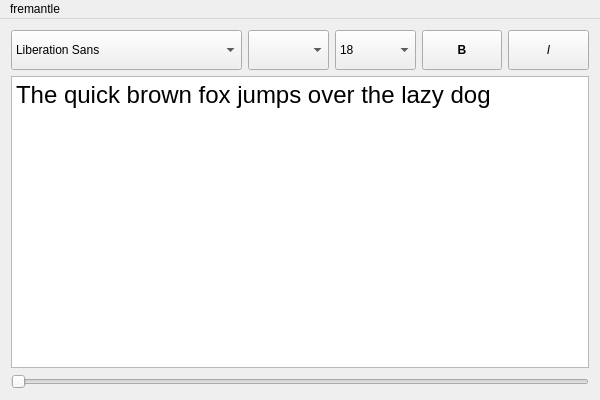
achipa/quickbrownfox, file src/mainwindow.ui: the form before one commit.
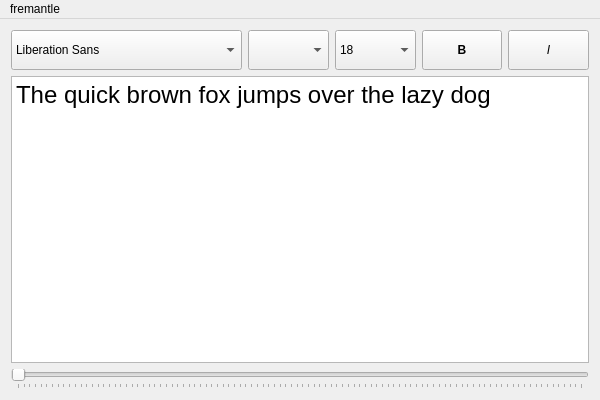
The form after the commit.

```diff
--- a/src/mainwindow.ui
+++ b/src/mainwindow.ui
@@ -244,8 +244,11 @@
        <string>&lt;!DOCTYPE HTML PUBLIC &quot;-//W3C//DTD HTML 4.0//EN&quot; &quot;http://www.w3.org/TR/REC-html40/strict.dtd&quot;&gt;
 &lt;html&gt;&lt;head&gt;&lt;meta name=&quot;qrichtext&quot; content=&quot;1&quot; /&gt;&lt;style type=&quot;text/css&quot;&gt;
 p, li { white-space: pre-wrap; }
-&lt;/style&gt;&lt;/head&gt;&lt;body style=&quot; font-family:'Sans Serif'; font-size:9pt; font-weight:400; font-style:normal;&quot;&gt;
-&lt;p style=&quot; margin-top:0px; margin-bottom:0px; margin-left:0px; margin-right:0px; -qt-block-indent:0; text-indent:0px;&quot;&gt;&lt;span style=&quot; font-size:18pt;&quot;&gt;The quick brown fox jumps over the lazy dog&lt;/span&gt;&lt;/p&gt;&lt;/body&gt;&lt;/html&gt;</string>
+&lt;/style&gt;&lt;/head&gt;&lt;body style=&quot; font-family:'DejaVu Sans'; font-size:9pt; font-weight:400; font-style:normal;&quot;&gt;
+&lt;table border=&quot;0&quot; style=&quot;-qt-table-type: root; margin-top:4px; margin-bottom:4px; margin-left:4px; margin-right:4px;&quot;&gt;
+&lt;tr&gt;
+&lt;td style=&quot;border: none;&quot;&gt;
+&lt;p style=&quot; margin-top:0px; margin-bottom:0px; margin-left:0px; margin-right:0px; -qt-block-indent:0; text-indent:0px;&quot;&gt;&lt;span style=&quot; font-family:'Sans Serif'; font-size:18pt;&quot;&gt;The quick brown fox jumps over the lazy dog&lt;/span&gt;&lt;/p&gt;&lt;/td&gt;&lt;/tr&gt;&lt;/table&gt;&lt;/body&gt;&lt;/html&gt;</string>
       </property>
      </widget>
     </item>
@@ -254,6 +257,9 @@
       <property name="orientation">
        <enum>Qt::Horizontal</enum>
       </property>
+      <property name="tickPosition">
+       <enum>QSlider::TicksBelow</enum>
+      </property>
      </widget>
     </item>
    </layout>
```
Left out of the diff: 6 changed lines with no effect on the pictures.
